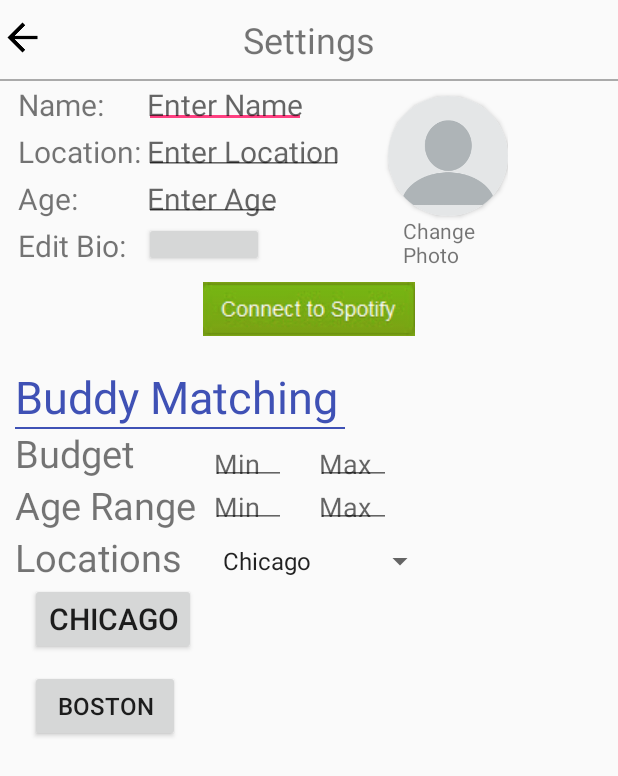
After one commit to Arkhtyi/CS465ConcertBuddies, an Android app: the Settings screen opened directly, with no data from a screen before it, on a phone screen of 412 x 824 dp. The commit adds this screen. Shown: the top 776 px of the screen. Run offline under Robolectric (Android 15) with nearby library versions, the phone set to English and light mode, and no system bars.

Commit message:
Bio and Settings

```diff
--- a/ConcertBuddies/app/build.gradle
+++ b/ConcertBuddies/app/build.gradle
@@ -21,10 +21,16 @@ android {
 
 dependencies {
     compile fileTree(dir: 'libs', include: ['*.jar'])
+    //noinspection GradleCompatible
+    compile 'com.android.support:design:27.0.1'
     androidTestCompile('com.android.support.test.espresso:espresso-core:2.2.2', {
         exclude group: 'com.android.support', module: 'support-annotations'
     })
     compile 'com.android.support:appcompat-v7:27.+'
     compile 'com.android.support.constraint:constraint-layout:1.0.2'
+    compile 'de.hdodenhof:circleimageview:2.1.0'
+    compile 'com.android.support:appcompat-v7:27.0.1'
+    compile 'com.android.support:design:27.0.1'
+    compile 'com.android.support:cardview-v7:27.0.1'
     testCompile 'junit:junit:4.12'
 }
--- /dev/null
+++ b/ConcertBuddies/app/src/main/java/com/example/arkh_tyi/concertbuddies/Settings.java
@@ -0,0 +1,19 @@
+package com.example.arkh_tyi.concertbuddies;
+
+import android.os.Bundle;
+import android.support.design.widget.FloatingActionButton;
+import android.support.design.widget.Snackbar;
+import android.support.v7.app.AppCompatActivity;
+import android.support.v7.widget.Toolbar;
+import android.view.View;
+
+public class Settings extends AppCompatActivity {
+
+    @Override
+    protected void onCreate(Bundle savedInstanceState) {
+        super.onCreate(savedInstanceState);
+        setContentView(R.layout.activity_settings);
+
+    }
+
+}
--- /dev/null
+++ b/ConcertBuddies/app/src/main/res/layout/activity_settings.xml
@@ -0,0 +1,11 @@
+<?xml version="1.0" encoding="utf-8"?>
+<android.support.design.widget.CoordinatorLayout xmlns:android="http://schemas.android.com/apk/res/android"
+    xmlns:app="http://schemas.android.com/apk/res-auto"
+    xmlns:tools="http://schemas.android.com/tools"
+    android:layout_width="match_parent"
+    android:layout_height="match_parent"
+    tools:context="com.example.arkh_tyi.concertbuddies.Settings">
+
+    <include layout="@layout/content_settings" />
+
+</android.support.design.widget.CoordinatorLayout>
--- /dev/null
+++ b/ConcertBuddies/app/src/main/res/layout/content_settings.xml
@@ -0,0 +1,361 @@
+<?xml version="1.0" encoding="utf-8"?>
+<RelativeLayout
+    xmlns:android="http://schemas.android.com/apk/res/android"
+    xmlns:app="http://schemas.android.com/apk/res-auto"
+    xmlns:tools="http://schemas.android.com/tools"
+    android:layout_width="match_parent"
+    android:layout_height="match_parent"
+    app:layout_behavior="@string/appbar_scrolling_view_behavior"
+    tools:context="com.example.arkh_tyi.concertbuddies.Settings"
+    tools:showIn="@layout/activity_settings">
+
+
+    <!-- Back Arrow Button -->
+    <ImageView
+        android:layout_width="wrap_content"
+        android:layout_height="wrap_content"
+        android:id="@+id/backArrow"
+        android:src="@drawable/back_arrow"
+        android:maxHeight="30dp"
+        android:maxWidth="30dp"
+        android:adjustViewBounds="true"
+        android:scaleType="fitCenter"
+        android:layout_marginTop="10dp"
+
+        />
+    <!-- Edit Bio Text -->
+    <TextView
+        android:layout_width="wrap_content"
+        android:layout_height="wrap_content"
+        android:text="Settings"
+        android:textSize="24sp"
+        android:gravity="center"
+        android:id="@+id/settingsText"
+        android:layout_centerHorizontal="true"
+        android:layout_marginTop="10dp"
+        />
+    <!-- line -->
+    <View
+        android:layout_width="match_parent"
+        android:layout_height="1dp"
+        android:background="@android:color/darker_gray"
+        android:layout_below="@+id/settingsText"
+        android:layout_marginTop="10dp"
+        android:id="@+id/line"
+        />
+
+    <LinearLayout
+        android:layout_width="wrap_content"
+        android:layout_height="wrap_content"
+        android:id="@+id/nameLocationAge"
+        android:orientation="vertical"
+        android:layout_below="@+id/line"
+        >
+
+        <TextView
+            android:layout_width="wrap_content"
+            android:layout_height="wrap_content"
+            android:textSize="20sp"
+            android:text="Name:"
+            android:id="@+id/nameText"
+            android:layout_marginLeft="10dp"
+            android:layout_marginStart="10dp"
+            android:padding="2dp"
+            />
+
+        <TextView
+            android:layout_width="wrap_content"
+            android:layout_height="wrap_content"
+            android:textSize="20sp"
+            android:text="Location:"
+            android:id="@+id/locationText"
+            android:layout_marginLeft="10dp"
+            android:layout_marginStart="10dp"
+            android:padding="2dp"
+            />
+
+        <TextView
+            android:layout_width="wrap_content"
+            android:layout_height="wrap_content"
+            android:textSize="20sp"
+            android:text="Age:"
+            android:id="@+id/ageText"
+            android:layout_marginLeft="10dp"
+            android:layout_marginStart="10dp"
+            android:padding="2dp"
+            />
+
+        <TextView
+            android:layout_width="wrap_content"
+            android:layout_height="wrap_content"
+            android:textSize="20sp"
+            android:text="Edit Bio:"
+            android:id="@+id/editBioText"
+            android:layout_marginLeft="10dp"
+            android:layout_marginStart="10dp"
+            android:padding="2dp"
+            />
+    </LinearLayout>
+
+    <LinearLayout
+        android:layout_width="wrap_content"
+        android:layout_height="wrap_content"
+        android:orientation="vertical"
+        android:id="@+id/editTexts"
+        android:layout_toEndOf="@+id/nameLocationAge"
+        android:layout_toRightOf="@+id/nameLocationAge"
+        android:layout_below="@+id/line"
+        >
+
+        <EditText
+            android:layout_width="wrap_content"
+            android:layout_height="wrap_content"
+            android:id="@+id/nameEdit"
+            android:hint="Enter Name"
+            android:textSize="20dp"
+            android:padding="2dp"
+            android:maxLength="20"
+            />
+
+        <EditText
+            android:layout_width="wrap_content"
+            android:layout_height="wrap_content"
+            android:id="@+id/locationEdit"
+            android:hint="Enter Location"
+            android:textSize="20dp"
+            android:padding="2dp"
+            android:maxLength="20"
+
+            />
+        <EditText
+            android:layout_width="wrap_content"
+            android:layout_height="wrap_content"
+            android:id="@+id/ageEdit"
+            android:hint="Enter Age"
+            android:textSize="20dp"
+            android:padding="2dp"
+            android:maxLength="20"
+
+            />
+        <Button
+            android:layout_width="80dp"
+            android:layout_height="30dp"
+            android:id="@+id/editBioButton"
+            android:padding="2dp"
+            />
+
+    </LinearLayout>
+
+    <LinearLayout
+        android:layout_width="wrap_content"
+        android:layout_height="wrap_content"
+        android:id="@+id/linearAvi"
+        android:orientation="vertical"
+        android:layout_toEndOf="@+id/editTexts"
+        android:layout_toRightOf="@+id/editTexts"
+        android:layout_below="@+id/line"
+        >
+
+
+        <android.support.v7.widget.CardView
+            android:layout_width="80dp"
+            android:layout_marginLeft="30dp"
+            android:layout_marginTop="10dp"
+            android:layout_height="80dp"
+            android:elevation="12dp"
+            android:id="@+id/view2"
+            app:cardCornerRadius="40dp"
+            android:innerRadius="0dp"
+            android:shape="ring"
+            android:thicknessRatio="1.9"
+
+            >
+            <ImageView
+                android:layout_height="80dp"
+                android:layout_width="match_parent"
+                android:id="@+id/profilePic"
+                android:src="@drawable/img"
+                android:layout_alignParentTop="true"
+                android:layout_centerHorizontal="true"
+                >
+            </ImageView>
+        </android.support.v7.widget.CardView>
+
+        <TextView
+            android:layout_width="wrap_content"
+            android:layout_height="wrap_content"
+            android:text="Change\nPhoto"
+            android:layout_marginLeft="40dp"
+            android:id="@+id/changePhotoText"
+            />
+
+    </LinearLayout>
+
+    <ImageView
+        android:layout_width="wrap_content"
+        android:layout_height="wrap_content"
+        android:layout_below="@+id/editTexts"
+        android:src="@drawable/spotify"
+        android:layout_centerHorizontal="true"
+        android:layout_marginTop="10dp"
+        android:id="@+id/spotifyButton"
+        />
+
+    <TextView
+        android:layout_width="wrap_content"
+        android:layout_height="wrap_content"
+        android:text="Buddy Matching"
+        android:layout_below="@+id/spotifyButton"
+        android:textSize="30sp"
+        android:layout_marginLeft="10dp"
+        android:layout_marginTop="20dp"
+        android:textColor="@color/colorPrimary"
+        android:id="@+id/buddyMatchingText"
+        />
+
+    <View
+        android:layout_width="220dp"
+        android:layout_height="1dp"
+        android:background="@color/colorPrimary"
+        android:layout_below="@+id/buddyMatchingText"
+        android:layout_marginLeft="10dp"
+        />
+
+    <LinearLayout
+        android:layout_width="wrap_content"
+        android:layout_height="wrap_content"
+        android:id="@+id/budgetAgeRangeLocations"
+        android:orientation="vertical"
+        android:layout_below="@+id/buddyMatchingText"
+        >
+
+        <TextView
+            android:layout_width="wrap_content"
+            android:layout_height="wrap_content"
+            android:text="Budget"
+            android:textSize="25sp"
+            android:layout_marginLeft="10dp"
+            android:id="@+id/budgetText"
+            android:layout_marginStart="10dp" />
+
+        <TextView
+            android:layout_width="wrap_content"
+            android:layout_height="wrap_content"
+            android:text="Age Range"
+            android:textSize="25sp"
+            android:layout_marginLeft="10dp"
+            android:id="@+id/ageRangeText"
+            android:layout_marginStart="10dp" />
+
+        <TextView
+            android:layout_width="wrap_content"
+            android:layout_height="wrap_content"
+            android:text="Locations"
+            android:textSize="25sp"
+            android:layout_marginLeft="10dp"
+            android:id="@+id/locationsText"
+            android:layout_marginStart="10dp" />
+
+    </LinearLayout>
+
+    <LinearLayout
+        android:layout_width="wrap_content"
+        android:layout_height="wrap_content"
+        android:id="@+id/minEditTexts"
+        android:layout_toEndOf="@+id/budgetAgeRangeLocations"
+        android:layout_below="@+id/buddyMatchingText"
+        android:layout_toRightOf="@+id/budgetAgeRangeLocations"
+        android:orientation="vertical"
+        android:layout_marginTop="10dp"
+        android:layout_marginLeft="10dp"
+        >
+
+        <EditText
+            android:layout_width="50dp"
+            android:layout_height="wrap_content"
+            android:maxLength="3"
+            android:hint="Min"
+            android:padding="2dp"
+            />
+
+        <EditText
+            android:layout_width="50dp"
+            android:layout_height="wrap_content"
+            android:maxLength="3"
+            android:hint="Min"
+            android:padding="2dp"
+            />
+
+
+
+    </LinearLayout>
+
+    <LinearLayout
+        android:layout_width="wrap_content"
+        android:layout_height="wrap_content"
+        android:id="@+id/maxEditTexts"
+        android:layout_toEndOf="@+id/minEditTexts"
+        android:layout_below="@+id/buddyMatchingText"
+        android:layout_toRightOf="@+id/minEditTexts"
+        android:orientation="vertical"
+        android:layout_marginTop="10dp"
+        android:layout_marginLeft="20dp"
+        >
+
+        <EditText
+            android:layout_width="50dp"
+            android:layout_height="wrap_content"
+            android:maxLength="3"
+            android:hint="Max"
+            android:padding="2dp"
+            />
+
+        <EditText
+            android:layout_width="50dp"
+            android:layout_height="wrap_content"
+            android:maxLength="3"
+            android:hint="Max"
+            android:padding="2dp"
+            />
+
+
+
+    </LinearLayout>
+
+    <Spinner
+        android:id="@+id/dropDown"
+        android:layout_width="150dp"
+        android:layout_height="wrap_content"
+        android:prompt="@string/locations"
+        android:layout_below="@+id/minEditTexts"
+        android:layout_toEndOf="@+id/budgetAgeRangeLocations"
+        android:layout_toRightOf="@+id/budgetAgeRangeLocations"
+        android:layout_marginLeft="10dp"
+        android:layout_marginTop="10dp"
+        android:layout_marginStart="10dp"
+        android:entries="@array/cities_list"
+        />
+
+    <Button
+        android:layout_width="wrap_content"
+        android:layout_height="wrap_content"
+        android:id="@+id/chicago"
+        android:text="Chicago"
+        android:textSize="20sp"
+        android:layout_below="@+id/budgetAgeRangeLocations"
+        android:layout_marginLeft="20dp"
+        android:layout_marginStart="20dp" />
+
+    <Button
+        android:layout_width="100dp"
+        android:layout_height="wrap_content"
+        android:id="@+id/boston"
+        android:text="Boston"
+        android:textSize="16sp"
+        android:layout_below="@+id/chicago"
+        android:layout_marginLeft="20dp"
+        android:layout_marginStart="20dp"
+        android:layout_marginTop="10dp"
+        android:gravity="center"/>
+
+</RelativeLayout>
--- /dev/null
+++ b/ConcertBuddies/app/src/main/res/values/dimens.xml
@@ -0,0 +1,3 @@
+<resources>
+    <dimen name="fab_margin">16dp</dimen>
+</resources>
--- a/ConcertBuddies/app/src/main/res/values/strings.xml
+++ b/ConcertBuddies/app/src/main/res/values/strings.xml
@@ -1,3 +1,18 @@
 <resources>
     <string name="app_name">ConcertBuddies</string>
+    <string name="title_activity_login">Login</string>
+    <string name="title_activity_settings">Settings</string>
+    <string name="locations">Add Locations</string>
+    <string name="entries">Chicago\nBoston</string>
+
+    <string-array name="cities_list">
+        <item>Chicago</item>
+        <item>Boston</item>
+        <item>Atlanta</item>
+        <item>Los Angeles</item>
+        <item>New York City</item>
+        <item>Seattle</item>
+        <item>Detroit</item>
+        <item>Indianapolis</item>
+    </string-array>
 </resources>
--- a/ConcertBuddies/app/src/main/res/values/styles.xml
+++ b/ConcertBuddies/app/src/main/res/values/styles.xml
@@ -8,4 +8,13 @@
         <item name="colorAccent">@color/colorAccent</item>
     </style>
 
+    <style name="AppTheme.NoActionBar">
+        <item name="windowActionBar">false</item>
+        <item name="windowNoTitle">true</item>
+    </style>
+
+    <style name="AppTheme.AppBarOverlay" parent="ThemeOverlay.AppCompat.Dark.ActionBar" />
+
+    <style name="AppTheme.PopupOverlay" parent="ThemeOverlay.AppCompat.Light" />
+
 </resources>
```
Also changed, not shown: ConcertBuddies/app/src/main/AndroidManifest.xml (+19 -1 lines), ConcertBuddies/app/src/main/java/com/example/arkh_tyi/concertbuddies/Bio.java (added, +29 -0 lines), ConcertBuddies/app/src/main/res/drawable/ic_launcher_background.xml (added, +170 -0 lines), ConcertBuddies/app/src/main/res/layout/activity_bio.xml (added, +34 -0 lines), ConcertBuddies/app/src/main/res/layout/content_bio.xml (added, +55 -0 lines), ConcertBuddies/app/src/main/res/drawable/back_arrow.png (added), ConcertBuddies/app/src/main/res/drawable/img.png (added), ConcertBuddies/app/src/main/res/drawable/spotify.png (added).
